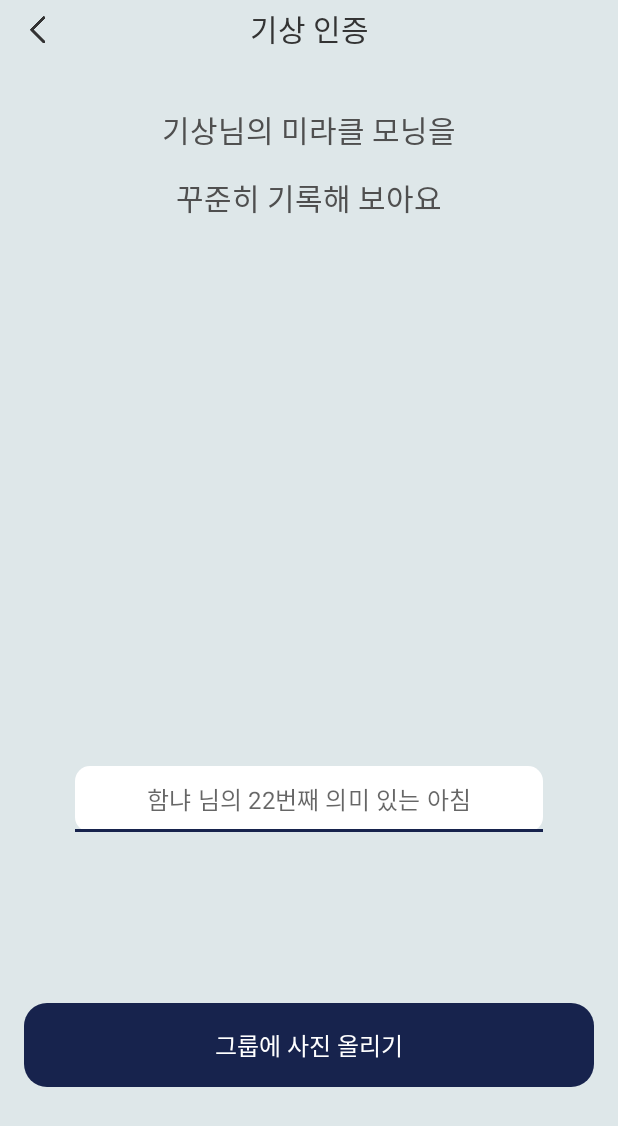
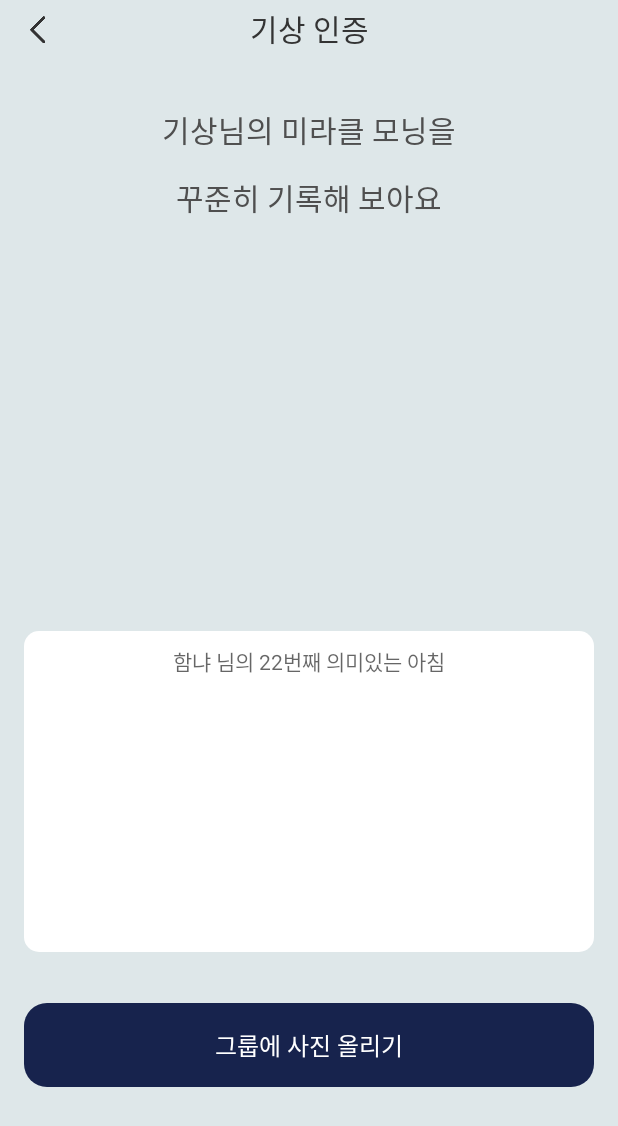
Before and after one commit to nneaning/meaning_Android, an Android app: the CardTimeStampActivity screen opened directly, with no data from a screen before it, on a phone screen of 412 x 824 dp. Shown: the top 1126 px of the screen. Run offline under Robolectric (Android 15) with nearby library versions, the phone set to English and light mode, and no system bars; our stand-ins replace data binding.

Commit message:
[refactor] 홈 카드뷰 클릭시 레이아웃 수정
홈 카드뷰 클릭 시  레이아웃 수정

Related to : #25

```diff
--- a/app/src/main/res/layout/activity_card_time_stamp.xml
+++ b/app/src/main/res/layout/activity_card_time_stamp.xml
@@ -1,7 +1,15 @@
 <?xml version="1.0" encoding="utf-8"?>
-<androidx.constraintlayout.widget.ConstraintLayout xmlns:android="http://schemas.android.com/apk/res/android"
+<layout xmlns:android="http://schemas.android.com/apk/res/android"
     xmlns:app="http://schemas.android.com/apk/res-auto"
-    xmlns:tools="http://schemas.android.com/tools"
+    xmlns:tools="http://schemas.android.com/tools">
+
+    <data>
+        <variable
+            name="mission1"
+            type="meaning.morning.presentation.CardTimeStampActivity" />
+    </data>
+
+    <androidx.constraintlayout.widget.ConstraintLayout
         android:background="@color/meaning_lightblue_DE"
         android:layout_width="match_parent"
         android:layout_height="match_parent"
@@ -21,7 +29,8 @@
                 android:src="@drawable/back_btn"
                 app:layout_constraintStart_toStartOf="parent"
                 app:layout_constraintTop_toTopOf="parent"
-            android:layout_marginStart="5dp"/>
+                android:onClick="@{()->mission1.backToHome()}"
+                android:layout_marginStart="5dp" />
 
             <TextView
                 android:layout_width="wrap_content"
@@ -51,7 +60,7 @@
             android:textColor="@color/grey2_4F"
             android:textSize="20sp"
             android:layout_marginTop="31dp"
-        android:text="기상님의 미라클 모닝을"/>
+            android:text="기상님의 미라클 모닝을" />
 
         <TextView
             android:id="@+id/textView2"
@@ -65,13 +74,14 @@
             app:layout_constraintStart_toStartOf="parent"
             app:layout_constraintEnd_toEndOf="parent"
             android:layout_marginTop="15dp"
-        android:text="꾸준히 기록해 보아요"/>
+            android:text="꾸준히 기록해 보아요" />
 
         <ImageView
             android:id="@+id/iv_mission1_picture"
             android:layout_width="wrap_content"
             android:layout_height="wrap_content"
             android:layout_marginBottom="48dp"
+            app:layout_constraintBottom_toTopOf="@id/et_textRecog"
             app:layout_constraintEnd_toEndOf="parent"
             app:layout_constraintStart_toStartOf="parent" />
 
@@ -95,27 +105,29 @@
             app:layout_constraintEnd_toEndOf="parent"
             app:layout_constraintStart_toStartOf="parent" />
 
-    <com.google.android.material.textfield.TextInputLayout
+        <EditText
+            android:id="@+id/et_textRecog"
+            android:text="@{mission1.recognitionWakeup}"
             android:layout_width="0dp"
-        android:layout_height="wrap_content"
-        android:layout_marginStart="50dp"
-        android:layout_marginEnd="50dp"
-        app:endIconMode="clear_text"
-        app:hintEnabled="false"
+            android:layout_height="0dp"
+            android:layout_marginStart="16dp"
+            android:layout_marginTop="274dp"
+            android:layout_marginEnd="16dp"
+            android:layout_marginBottom="34dp"
+            android:gravity="center_horizontal"
+            android:paddingTop="9dp"
+            android:paddingStart="31dp"
+            android:paddingEnd="31dp"
+            android:lines="5"
+            android:maxLength="100"
+            android:textSize="14sp"
+            android:hint="함냐 님의 22번째 의미있는 아침"
+            android:background="@drawable/card_promise_text"
             app:layout_constraintBottom_toTopOf="@id/btn_upload"
+            app:layout_constraintEnd_toEndOf="parent"
             app:layout_constraintStart_toStartOf="parent"
-        app:layout_constraintEnd_toEndOf="parent"
-        android:layout_marginBottom="114dp">
-
-        <com.google.android.material.textfield.TextInputEditText
-            android:layout_width="match_parent"
-            android:layout_height="wrap_content"
-            android:includeFontPadding="false"
-            android:paddingTop="10dp"
-            android:hint="함냐 님의 22번째 의미 있는 아침"
-            android:gravity="center"
-            android:background="@drawable/card_promise_text" />
-    </com.google.android.material.textfield.TextInputLayout>
+            app:layout_constraintTop_toBottomOf="@+id/textView2" />
 
 
     </androidx.constraintlayout.widget.ConstraintLayout>
+</layout>
```
Also changed, not shown: app/src/main/res/layout/activity_card_promise.xml (+17 -7 lines), app/src/main/res/layout/activity_card_reading.xml (+21 -6 lines), app/src/main/res/layout/activity_card_write_diary.xml (+29 -16 lines). Lines whose indentation alone changed are shown as unchanged.
